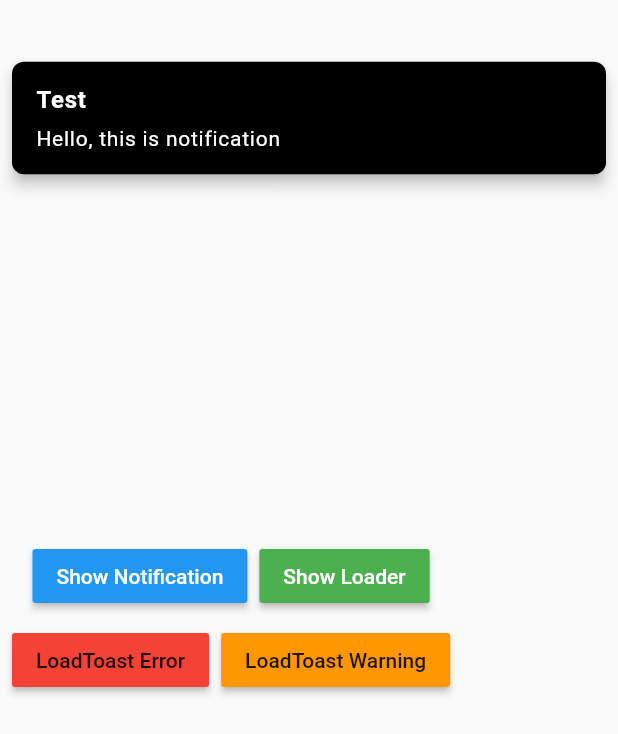
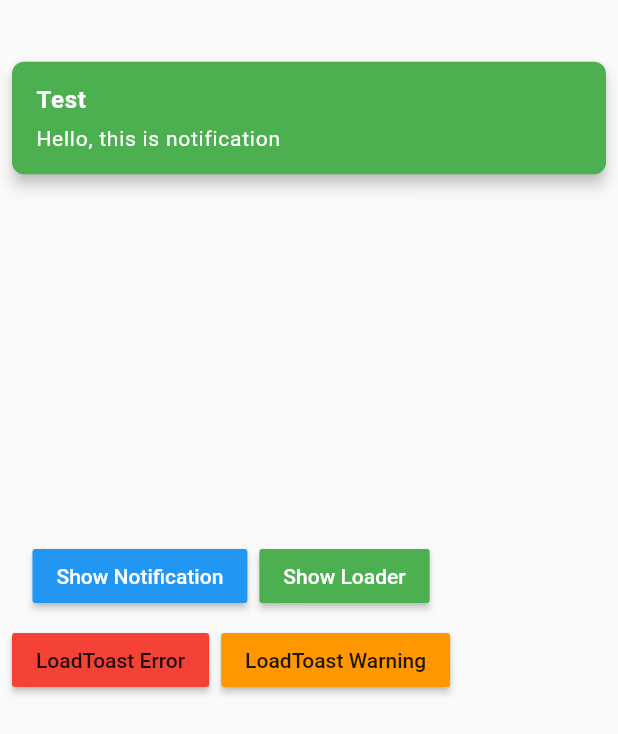
Before and after one commit to fayaz07/ots, a Flutter app: the screen it shows after launch, after a tap on "Show Notification", on a phone screen of 412 x 824 dp. Shown: the top 734 px of the screen. Run offline on Flutter 3.47's test engine with Material 2 defaults, Android fonts, the light colour scheme and no system bars; our stand-ins replace connectivity.

Commit message:
- added OverlayTypes enum with extension methods - fixed notification backgroundColor - added neat logs

```diff
--- a/example/lib/main.dart
+++ b/example/lib/main.dart
@@ -52,7 +52,7 @@ class _HomeState extends State<Home> {
                     showNotification(
                       message: 'Hello, this is notification',
                       title: 'Test',
-                      backgroundColor: Colors.blue,
+                      backgroundColor: Colors.green,
                       autoDismissible: true,
                       notificationDuration: 2500,
                     );
--- a/lib/ots.dart
+++ b/lib/ots.dart
@@ -35,24 +35,38 @@ final _tKey = GlobalKey(debugLabel: 'overlay_parent');
 final _modalBarrierDefaultColor = Colors.grey.withOpacity(0.15);
 
 /// Updates with the latest [OverlayEntry] child
-OverlayEntry _overlayEntry;
+OverlayEntry _notificationEntry;
+OverlayEntry _loaderEntry;
+OverlayEntry _networkStatusEntry;
 
 /// To keep track if the [Overlay] is shown
-bool _overlayShown = false;
+bool _notificationShown = false;
+bool _loaderShown = false;
+bool _networkShown = false;
+bool _persistNoInternetToast = false;
 
-Widget _loader;
+bool _showDebugLogs = false;
+
+Widget _loadingIndicator;
 
 class OTS extends StatelessWidget {
   final Widget child;
   final Widget loader;
   final bool showNetworkUpdates;
+  final bool persistNoInternetNotification;
 
-  const OTS({Key key, this.child, this.loader, this.showNetworkUpdates = false})
+  const OTS(
+      {Key key,
+      this.child,
+      this.loader,
+      this.showNetworkUpdates = false,
+      this.persistNoInternetNotification = false})
       : super(key: key);
 
   @override
   Widget build(BuildContext context) {
-    _loader = loader;
+    _loadingIndicator = loader;
+    _persistNoInternetToast = persistNoInternetNotification;
     if (showNetworkUpdates) {
       _listenToNetworkChanges();
     }
@@ -81,18 +95,7 @@ OverlayState get _overlayState {
   context.visitChildElements(visitor);
 
   assert(navigator != null,
-      '''It looks like you are not using Navigator in your app.
-
-         do you wrapped you app widget like this?
-
-         OverlaySupport(
-           child: MaterialApp(
-             title: 'Overlay Support Example',
-             home: HomePage(),
-           ),
-         )
-
-      ''');
+      '''Cannot find OTS above the widget tree, unable to show overlay''');
   return navigator.overlay;
 }
 
@@ -113,7 +116,7 @@ void _listenToNetworkChanges() async {
   });
 }
 
-_showNetworkStateWidget(NetworkState state) {
+Future<void> _showNetworkStateWidget(NetworkState state) async {
   try {
     final child = Positioned(
       bottom: 0.0,
@@ -121,62 +124,74 @@ _showNetworkStateWidget(NetworkState state) {
       right: 0.0,
       height: 30.0,
       child: NetworkWidget(
-        disposeOverlay: _hideOverlay,
+        disposeOverlay: _hideNetworkStateWidget,
         state: state,
       ),
     );
 
-    try {
-      if (_overlayShown) _hideOverlay();
+    if (_persistNoInternetToast) {}
+
+    await _showOverlay(child: child, type: _OverlayType.NetworkStatus);
   } catch (err) {
-      // print(err);
+    _printError(
+        '''Caught an exception while trying to show NetworkStatusWidget''');
+    throw err;
+  }
 }
 
-    _showOverlay(child: child);
+Future<void> _hideNetworkStateWidget() async {
+  try {
+    _printLog('''Hiding loader network status''');
+    await _hideOverlay(_OverlayType.NetworkStatus);
   } catch (err) {
-    debugPrint(err.toString());
+    _printError(
+        '''Caught an exception while trying to hide NetworkStatusWidget''');
+    throw err;
   }
 }
 
 /// To handle a loader for the application
-Future<bool> showLoader({bool isModal = false, Color modalColor}) async {
+Future<void> showLoader({bool isModal = false, Color modalColor}) async {
   try {
-    final _loadingIndicator = Center(
-      child: _loader ??
+    _printLog('''Showing loader as Overlay''');
+    final _child = Center(
+      child: _loadingIndicator ??
           (Platform.isAndroid
               ? CircularProgressIndicator()
               : CupertinoActivityIndicator()),
     );
-    return await _showOverlay(
+    await _showOverlay(
       child: isModal
           ? Stack(
               children: <Widget>[
                 ModalBarrier(
                   color: modalColor ?? _modalBarrierDefaultColor,
                 ),
-                  _loadingIndicator
+                _child
               ],
             )
-            : _loadingIndicator);
+          : _child,
+      type: _OverlayType.Loader,
+    );
   } catch (err) {
     debugPrint(
         '''Caught an exception while trying to show a Loader\n${err.toString()}''');
-    return Future.value(false);
+    throw err;
   }
 }
 
-Future<bool> hideLoader() async {
+Future<void> hideLoader() async {
   try {
-    return await _hideOverlay();
+    _printLog('''Hiding loader overlay''');
+    await _hideOverlay(_OverlayType.Loader);
   } catch (err) {
-    debugPrint(
-        '''Caught an exception while trying to hide loader\n${err.toString()}''');
-    return Future.value(false);
+    _printError('''Caught an exception while trying to hide loader''');
+    throw err;
   }
 }
 
 /// This method can be used by the client to show a Notification as an overlay
-Future<bool> showNotification(
+Future<void> showNotification(
     {String title,
     @required String message,
     TextStyle messageStyle,
@@ -188,13 +203,14 @@ Future<bool> showNotification(
     VoidCallback onTap,
     bool autoDismissible}) async {
   /// Throws an error if message is null
-  assert(message != null);
+  assert(message != null, '''Notification message cannot be null''');
 
+  try {
     final child = Positioned(
       left: 8.0,
       right: 8.0,
       child: NotificationWidget(
-      disposeOverlay: _hideOverlay,
+        disposeOverlay: hideNotification,
         backgroundColor: backgroundColor,
         message: message,
         title: title,
@@ -208,63 +224,164 @@ Future<bool> showNotification(
       ),
     );
 
-  return await _showOverlay(child: child);
+    _printLog('''Showing Notification overlay''');
+
+    await _showOverlay(child: child, type: _OverlayType.Notification);
+  } catch (err) {
+    _printError('''Caught an exception while trying to show Notification''');
+    throw err;
+  }
 }
 
-Future<bool> hideNotification() async {
+Future<void> hideNotification() async {
   try {
-    return await _hideOverlay();
+    _printLog('''Hiding Notification overlay''');
+    await _hideOverlay(_OverlayType.Notification);
   } catch (err) {
-    debugPrint(
-        '''Caught an exception while trying to hide Notification\n${err.toString()}''');
-    return Future.value(false);
+    _printError('''Caught an exception while trying to hide Notification''');
+    throw err;
   }
 }
 
 ///----------------------------------------------------------------------------
 /// These methods deal with showing and hiding the overlay
-Future<bool> _showOverlay({@required Widget child}) async {
+Future<void> _showOverlay({@required Widget child, _OverlayType type}) async {
   try {
     final overlay = _overlayState;
 
-    if (_overlayShown) {
-      debugPrint('''Another overlay is already showing''');
+    if (type.isShowing()) {
+      _printLog('''An overlay of ${type.name()} is already showing''');
       return Future.value(false);
     }
 
 //    try {
 //      if (_overlayShown) hideOverlay();
 //    } catch (err) {
-//      // print(err);
+//      print(err);
 //    }
 
-    _overlayEntry = OverlayEntry(
+    final overlayEntry = OverlayEntry(
       builder: (context) => child,
     );
 
-//    Overlay.of(context).insert(_overlayEntry);
-    overlay.insert(_overlayEntry);
-    _overlayShown = true;
-    debugPrint('''Overlay shown''');
-    return Future.value(true);
+    overlay.insert(overlayEntry);
+    type.setOverlayEntry(overlayEntry);
+    type.setShowing();
   } catch (err) {
-    debugPrint(
+    _printError(
         '''Caught an exception while trying to insert Overlay\n${err.toString()}''');
-    return Future.value(false);
+    throw err;
   }
 }
 
-Future<bool> _hideOverlay() async {
+Future<void> _hideOverlay(_OverlayType type) async {
   try {
-    _overlayEntry.remove();
-    _overlayShown = false;
-    debugPrint('''Overlay removed''');
-    return Future.value(true);
+    type.getOverlayEntry().remove();
+    type.hide();
   } catch (err) {
-    debugPrint(
+    _printError(
         '''Caught an exception while trying to remove Overlay\n${err.toString()}''');
-    return Future.value(false);
+    throw err;
   }
 }
 
+void _printLog(String log) {
+  if (_showDebugLogs) debugPrint(log);
+}
+
+void _printError(String log) {
+  debugPrint(log);
+}
+
 /// ----------------------------- end overlay methods --------------------------
+enum _OverlayType {
+  Notification,
+  Loader,
+  NetworkStatus,
+}
+
+extension OverlayTypeExtension on _OverlayType {
+  String name() {
+    switch (this) {
+      case _OverlayType.Notification:
+        return "Notification";
+      case _OverlayType.Loader:
+        return "Loader";
+      case _OverlayType.NetworkStatus:
+        return "NetworkStatus";
+    }
+    return "Overlay";
+  }
+
+  bool isShowing() {
+    switch (this) {
+      case _OverlayType.Notification:
+        return _notificationShown;
+      case _OverlayType.Loader:
+        return _loaderShown;
+      case _OverlayType.NetworkStatus:
+        return _networkShown;
+    }
+    return false;
+  }
+
+  void setShowing() {
+    switch (this) {
+      case _OverlayType.Notification:
+        _notificationShown = true;
+        break;
+      case _OverlayType.Loader:
+        _loaderShown = true;
+        break;
+      case _OverlayType.NetworkStatus:
+        _networkShown = true;
+        break;
+    }
+    print("Notification: $_notificationShown");
+    print("Loader: $_loaderShown");
+    print("Network: $_networkShown");
+  }
+
+  void hide() {
+    switch (this) {
+      case _OverlayType.Notification:
+        _notificationShown = false;
+        break;
+      case _OverlayType.Loader:
+        _loaderShown = false;
+        break;
+      case _OverlayType.NetworkStatus:
+        _networkShown = false;
+        break;
+    }
+    print("Notification: $_notificationShown");
+    print("Loader: $_loaderShown");
+    print("Network: $_networkShown");
+  }
+
+  OverlayEntry getOverlayEntry() {
+    switch (this) {
+      case _OverlayType.Notification:
+        return _notificationEntry;
+      case _OverlayType.Loader:
+        return _loaderEntry;
+      case _OverlayType.NetworkStatus:
+        return _networkStatusEntry;
+    }
+    return null;
+  }
+
+  void setOverlayEntry(OverlayEntry entry) {
+    switch (this) {
+      case _OverlayType.Notification:
+        _notificationEntry = entry;
+        break;
+      case _OverlayType.Loader:
+        _loaderEntry = entry;
+        break;
+      case _OverlayType.NetworkStatus:
+        _networkStatusEntry = entry;
+        break;
+    }
+  }
+}
--- a/lib/widgets/notification.dart
+++ b/lib/widgets/notification.dart
@@ -79,7 +79,6 @@ class _NotificationWidgetState extends State<NotificationWidget>
   @override
   void dispose() {
     _animationController.dispose();
-//    debugPrint('''NotificationWidget disposed''');
     super.dispose();
   }
 
@@ -110,7 +109,7 @@ class _NotificationWidgetState extends State<NotificationWidget>
               elevation: 4.0,
               shape: RoundedRectangleBorder(
                   borderRadius: BorderRadius.circular(8.0)),
-              color: Colors.black,
+              color: widget.backgroundColor,
               child: Padding(
                 padding: const EdgeInsets.all(16.0),
                 child: Column(
```
Lines whose indentation alone changed are shown as unchanged.
